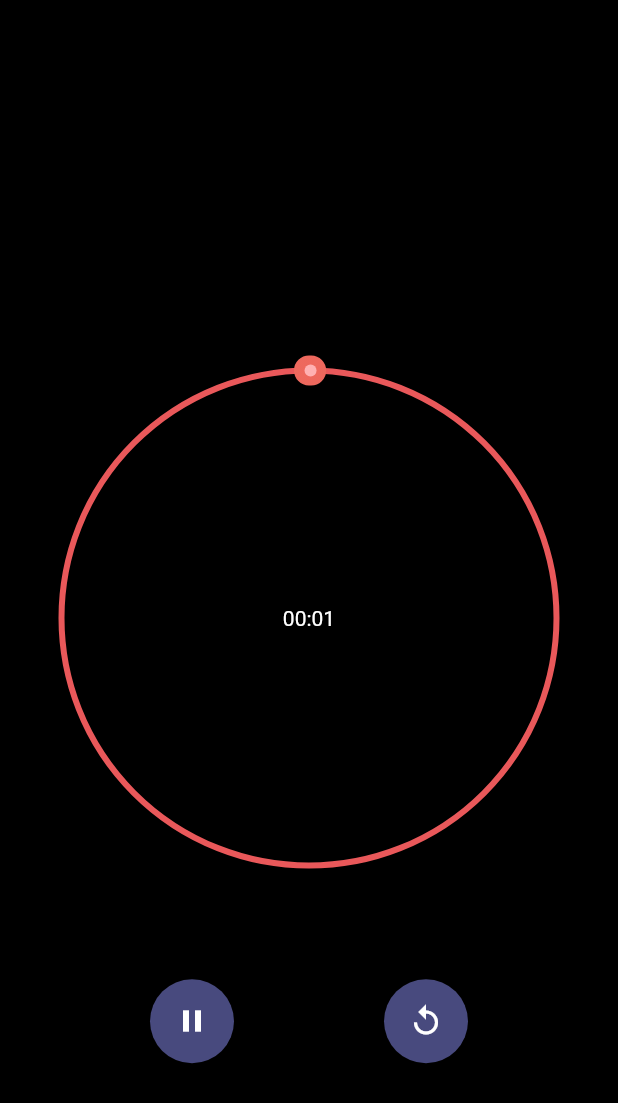
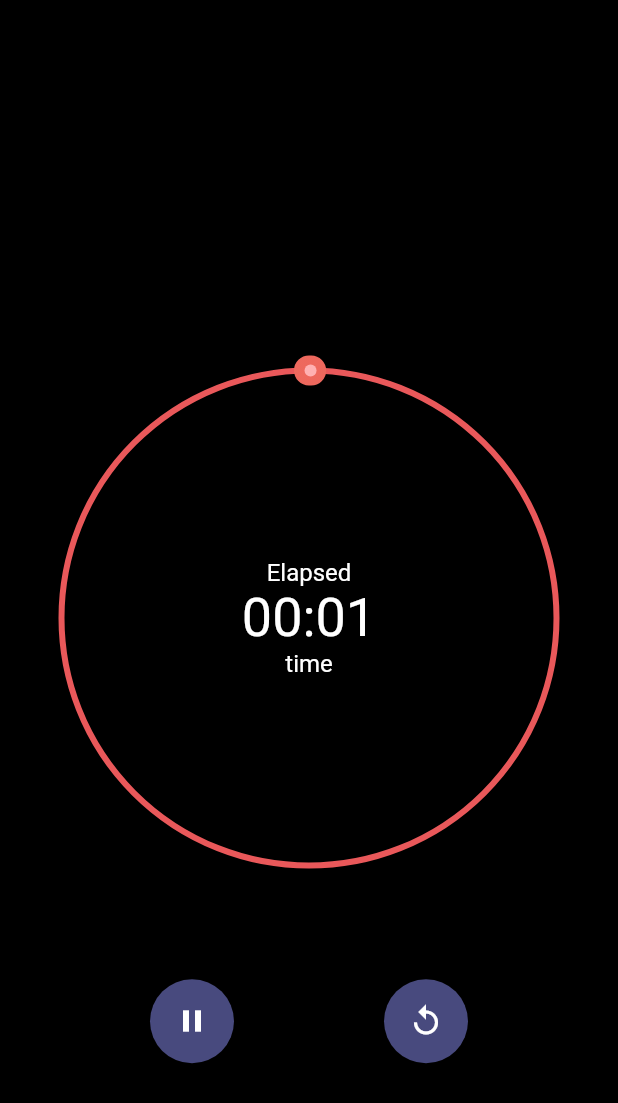
Before and after one commit to hoangtrungnguyen/mobx_timer_techmaster, a Flutter app: the screen it shows after launch, after a tap on the "play arrow" icon, on a phone screen of 412 x 824 dp. Shown: the top 1103 px of the screen. Run offline on Flutter 3.47's test engine with Material 2 defaults, Android fonts, the light colour scheme and no system bars; drawn by our look-alikes of sleek_circular_slider; our stand-ins replace audioplayers, flutter_mobx, mobx, rxdart; generated files the repository leaves out were written again.

Commit message:
font style update

```diff
--- a/lib/main.dart
+++ b/lib/main.dart
@@ -85,8 +85,30 @@ class TimerCounter extends StatelessWidget {
                     innerWidget: (double value) {
                       return Align(
                           alignment: Alignment.center,
-                          child: Text(
-                              buildTimerCounter(context, value) ?? "00:00"));
+                          child: Column(
+                            mainAxisSize: MainAxisSize.min,
+                            children: [
+                              Text(
+                                'Elapsed',
+                                style: TextStyle(
+                                    color: Colors.white,
+                                    fontSize: 16,
+                                    fontWeight: FontWeight.w400),
+                              ),
+                              Text(
+                                  buildTimerCounter(context, value) ?? "00:00",style:TextStyle(
+                                  color: Colors.white,
+                                  fontSize: 36,
+                                  fontWeight: FontWeight.w400)),
+                              Text(
+                                'time',
+                                style: TextStyle(
+                                    color: Colors.white,
+                                    fontSize: 16,
+                                    fontWeight: FontWeight.w400),
+                              )
+                            ],
+                          ));
                     },
                   ),
                 ),
--- a/lib/timer.dart
+++ b/lib/timer.dart
@@ -34,7 +34,7 @@ abstract class TimerBase with Store {
   start() async {
     state = TimerState.TICKING;
     subscription = counter(countDown).listen((event) async {
-      countDown -= 1;
+      countDown -= event;
       if(countDown < 0){
         state = TimerState.COMPLETE;
         await audioCache.play("note1.wav");
@@ -62,7 +62,7 @@ abstract class TimerBase with Store {
   Stream<int> counter(int startVal) async* {
     for (int i = startVal; i >= 0; i--) {
       await Future.delayed(Duration(seconds: 1));
-      yield i;
+      yield 1;
     }
   }
 }
```
